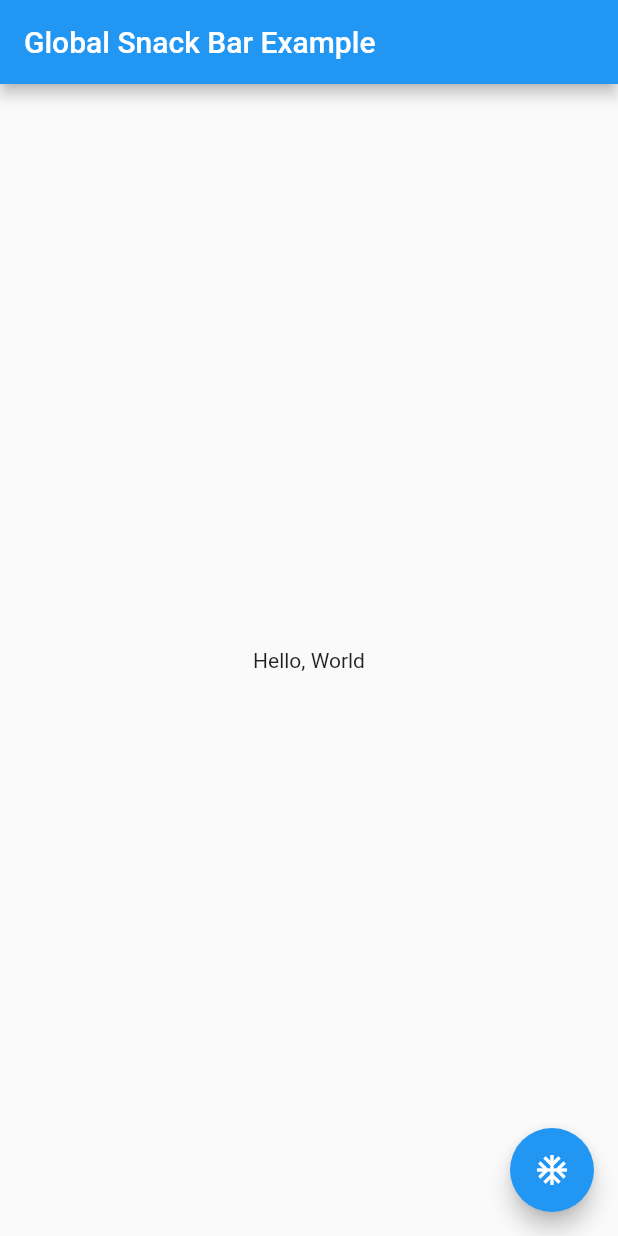
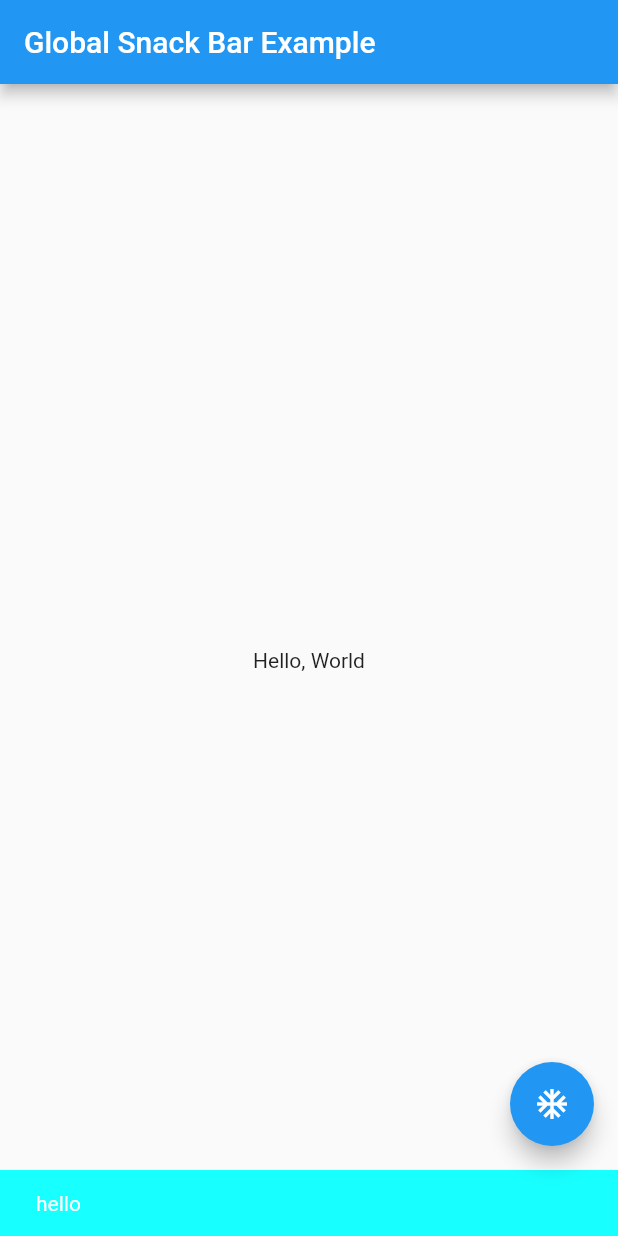
Before and after one commit to 0x07dc/global_snack_bar, a Flutter app: the screen it shows after launch, after a tap on the "ac unit" icon, on a phone screen of 412 x 824 dp. Run offline on Flutter 3.47's test engine with Material 2 defaults, Android fonts, the phone set to English and light mode, and no system bars.

Commit message:
Updated null safety, dart analysis issues, broadcast streaming, and comments

```diff
--- a/lib/global_snack_bar.dart
+++ b/lib/global_snack_bar.dart
@@ -8,13 +8,15 @@ import 'package:flutter/material.dart';
 /// Must be a child of a scaffold
 /// Simply wrap the content with [GlobalMsgWrapper]
 class GlobalMsgWrapper extends StatefulWidget {
-  Widget content;
+  /// The content that will appear from this widget
+  final Widget content;
   GlobalMsgWrapper(this.content);
 
   @override
   _GlobalMsgWrapperState createState() => _GlobalMsgWrapperState();
 }
 
+/// The state of the [GlobalMsgWrapper] Widget
 class _GlobalMsgWrapperState extends State<GlobalMsgWrapper> {
 
   @override
@@ -32,6 +34,7 @@ class _GlobalMsgWrapperState extends State<GlobalMsgWrapper> {
     super.dispose();
   }
 
+  /// Shows the snackbar on any [GlobalSnackBar] widgets
   void showSnackBar(GlobalMsg msg) {
     SnackBar bar = SnackBar(
       content: Text(msg.text),
@@ -49,21 +52,36 @@ class _GlobalMsgWrapperState extends State<GlobalMsgWrapper> {
   }
 }
 
+/// Provides a model for global messages
 class GlobalMsg {
   GlobalMsg(this.text, {this.bgColor});
+
+  /// Text to show in snackbar
   String text = "";
-  Color bgColor = Colors.teal;
+
+  /// Background color of snackbar
+  Color? bgColor = Colors.teal;
 }
 
+/// Provides the stream logic for the [GlobalSnackBar]
 class GlobalSnackBarBloc {
+  /// Create a new [streamController] to handle broadcasting to a [Stream]
   static final streamController =
-      StreamController(); // create a StreamController or
+      StreamController.broadcast(); // create a StreamController or
   // final counterController = PublishSubject() or any other rxdart option;
+
+  /// Provides a [Stream] for new messages
   static Stream get newMessage =>
       streamController.stream; // create a getter for our Stream
   // the rxdart stream controllers returns an Observable instead of a Stream
 
+  /// Method to show a [SnackBar] message on any [GlobalSnackBar] Widgets
   static void showMessage(GlobalMsg data) {
     streamController.sink.add(data); // add whatever data we want into the Sink
   }
+
+  /// Allows for the stream to be closed
+  dispose(){
+    streamController.close();
+  }
 }
--- a/pubspec.yaml
+++ b/pubspec.yaml
@@ -1,10 +1,10 @@
 name: global_snack_bar
 description: Provides class for global snack bar
-version: 0.0.3
+version: 0.0.7
 homepage: https://theparadigme.com
 
 environment:
-  sdk: ">=2.7.0 <3.0.0"
+  sdk: ">=2.12.0 <3.0.0"
   flutter: ">=1.17.0"
 
 dependencies:
```
Also changed, not shown: lib/example.dart (deleted), lib/main.dart (deleted), pubspec.lock, 1 other file.
